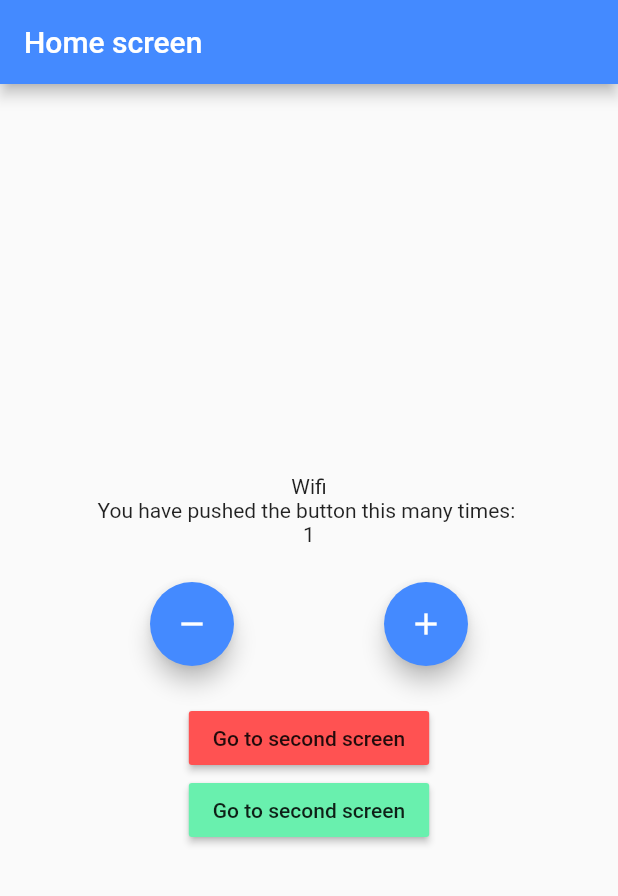
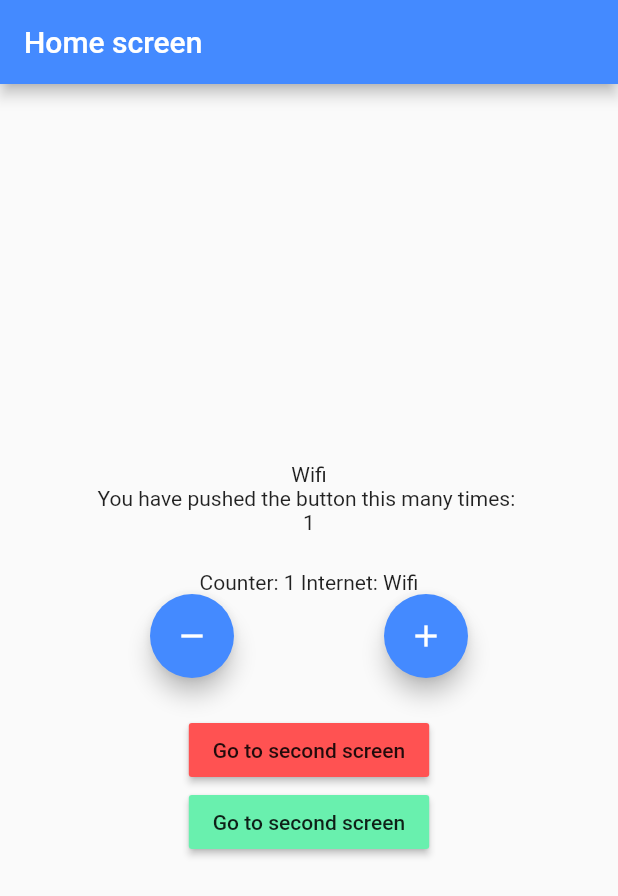
Before and after one commit to OmarAssem11/bloc_flutterly, a Flutter app: the screen it shows after launch, on a phone screen of 412 x 824 dp. Shown: the top 896 px of the screen. Run offline on Flutter 3.47's test engine with Material 2 defaults, Android fonts, the phone set to English and light mode, and no system bars; our stand-ins replace connectivity_plus, flutter_bloc.

Commit message:
chapter 9
Bloc 6.1.0 update

```diff
--- a/lib/presentation/screens/home_screen.dart
+++ b/lib/presentation/screens/home_screen.dart
@@ -80,6 +80,27 @@ class _HomeScreenState extends State<HomeScreen> {
                 ),
               ),
               const SizedBox(height: 24),
+              Builder(
+                builder: (context) {
+                  final counterState = context.watch<CounterCubit>().state;
+                  final internetState = context.watch<InternetCubit>().state;
+                  if (internetState is InternetConnectedState &&
+                      internetState.connectionType == ConnectionType.wifi) {
+                    return Text(
+                      'Counter: ${counterState.counterValue.toString()} Internet: Wifi',
+                    );
+                  } else if (internetState is InternetConnectedState &&
+                      internetState.connectionType == ConnectionType.mobile) {
+                    return Text(
+                      'Counter: ${counterState.counterValue.toString()} Internet: Mobile',
+                    );
+                  } else {
+                    return Text(
+                      'Counter: ${counterState.counterValue.toString()} Internet: Disconnected',
+                    );
+                  }
+                },
+              ),
               Row(
                 mainAxisAlignment: MainAxisAlignment.spaceEvenly,
                 children: [
```
